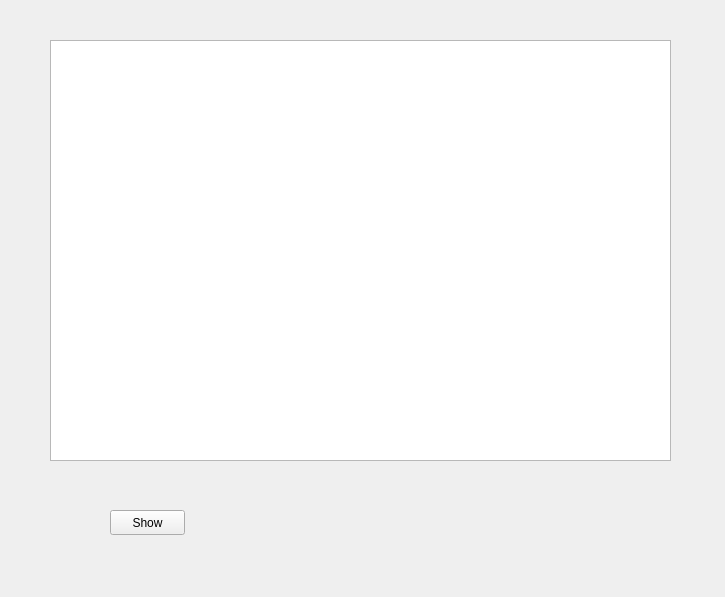
This is src/widget.ui in xizhibei/pyl as Qt 5 draws it before an edit. The edited form follows.
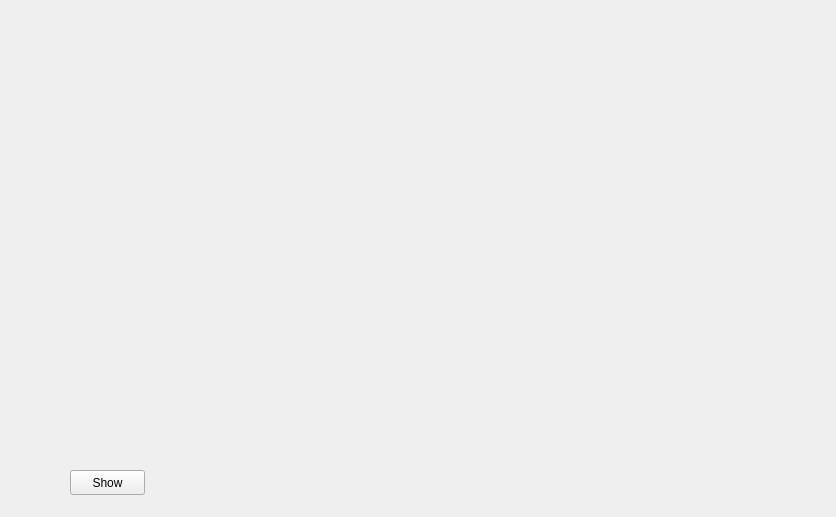
This is the edited form.

Patch:
```diff
--- a/src/widget.ui
+++ b/src/widget.ui
@@ -6,28 +6,18 @@
    <rect>
     <x>0</x>
     <y>0</y>
-    <width>725</width>
-    <height>597</height>
+    <width>836</width>
+    <height>517</height>
    </rect>
   </property>
   <property name="windowTitle">
    <string>Widget</string>
   </property>
-  <widget class="QTableView" name="tableView">
-   <property name="geometry">
-    <rect>
-     <x>50</x>
-     <y>40</y>
-     <width>621</width>
-     <height>421</height>
-    </rect>
-   </property>
-  </widget>
   <widget class="QPushButton" name="pushButton">
    <property name="geometry">
     <rect>
-     <x>110</x>
-     <y>510</y>
+     <x>70</x>
+     <y>470</y>
      <width>75</width>
      <height>25</height>
     </rect>
@@ -36,6 +26,21 @@
     <string>Show</string>
    </property>
   </widget>
+  <widget class="QWidget" name="">
+   <property name="geometry">
+    <rect>
+     <x>20</x>
+     <y>30</y>
+     <width>801</width>
+     <height>391</height>
+    </rect>
+   </property>
+   <layout class="QVBoxLayout" name="verticalLayout">
+    <property name="topMargin">
+     <number>9</number>
+    </property>
+   </layout>
+  </widget>
  </widget>
  <layoutdefault spacing="6" margin="11"/>
  <resources/>
```
